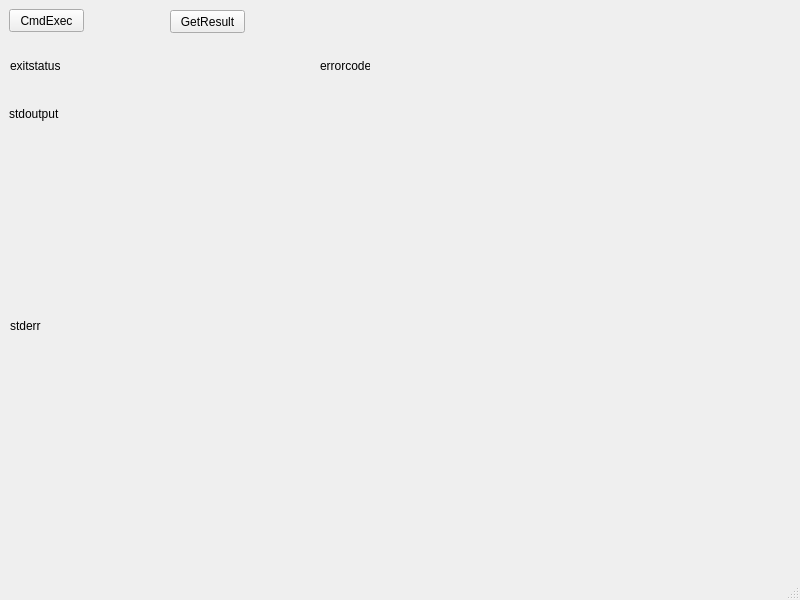
This is mainwindow.ui in Ihasa/QtStudy as Qt 5 draws it before an edit. The edited form follows.
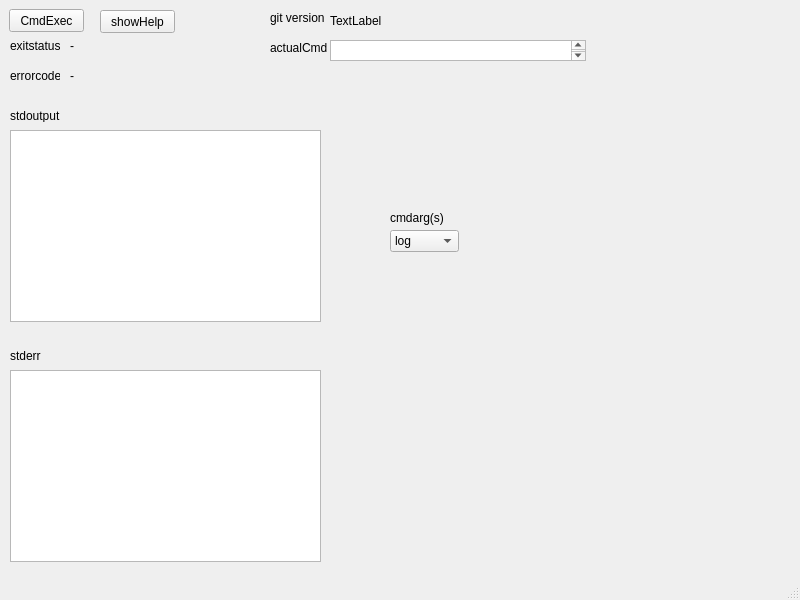
This is the edited form.

Commit message: いろいろ配置して遊んだ コンボボックスからgitのコマンドを選んで実行 showhelpボタンで--helpをつけて実行

Diff of the .ui file:
```diff
--- a/mainwindow.ui
+++ b/mainwindow.ui
@@ -27,63 +27,96 @@
      <string>CmdExec</string>
     </property>
    </widget>
-   <widget class="QLabel" name="resultLabel">
+   <widget class="QPushButton" name="showHelpButton">
     <property name="geometry">
      <rect>
-      <x>9</x>
-      <y>38</y>
-      <width>301</width>
-      <height>151</height>
-     </rect>
-    </property>
-    <property name="text">
-     <string>stdoutput</string>
-    </property>
-   </widget>
-   <widget class="QPushButton" name="resultGetButton">
-    <property name="geometry">
-     <rect>
-      <x>170</x>
+      <x>100</x>
       <y>10</y>
       <width>75</width>
       <height>23</height>
      </rect>
     </property>
     <property name="text">
-     <string>GetResult</string>
-    </property>
-   </widget>
-   <widget class="QLabel" name="errorLabel">
-    <property name="geometry">
-     <rect>
-      <x>10</x>
-      <y>230</y>
-      <width>271</width>
-      <height>191</height>
-     </rect>
-    </property>
-    <property name="text">
-     <string>stderr</string>
+     <string>showHelp</string>
     </property>
    </widget>
    <widget class="QLabel" name="exitcodeLabel">
     <property name="geometry">
      <rect>
-      <x>10</x>
-      <y>60</y>
+      <x>70</x>
+      <y>40</y>
       <width>50</width>
       <height>12</height>
      </rect>
     </property>
     <property name="text">
-     <string>exitstatus</string>
+     <string>-</string>
     </property>
    </widget>
    <widget class="QLabel" name="errorcodeLabel">
     <property name="geometry">
      <rect>
-      <x>320</x>
-      <y>60</y>
+      <x>70</x>
+      <y>70</y>
+      <width>50</width>
+      <height>12</height>
+     </rect>
+    </property>
+    <property name="text">
+     <string>-</string>
+    </property>
+   </widget>
+   <widget class="QTextBrowser" name="resultLabel">
+    <property name="geometry">
+     <rect>
+      <x>10</x>
+      <y>130</y>
+      <width>311</width>
+      <height>192</height>
+     </rect>
+    </property>
+   </widget>
+   <widget class="QTextBrowser" name="errorLabel">
+    <property name="geometry">
+     <rect>
+      <x>10</x>
+      <y>370</y>
+      <width>311</width>
+      <height>192</height>
+     </rect>
+    </property>
+   </widget>
+   <widget class="QLabel" name="label">
+    <property name="geometry">
+     <rect>
+      <x>10</x>
+      <y>350</y>
+      <width>50</width>
+      <height>12</height>
+     </rect>
+    </property>
+    <property name="text">
+     <string>stderr</string>
+    </property>
+   </widget>
+   <widget class="QLabel" name="label_2">
+    <property name="geometry">
+     <rect>
+      <x>10</x>
+      <y>110</y>
+      <width>50</width>
+      <height>12</height>
+     </rect>
+    </property>
+    <property name="text">
+     <string>stdoutput</string>
+    </property>
+   </widget>
+   <widget class="QLabel" name="label_3">
+    <property name="geometry">
+     <rect>
+      <x>10</x>
+      <y>70</y>
       <width>50</width>
       <height>12</height>
      </rect>
@@ -92,6 +125,111 @@
      <string>errorcode</string>
     </property>
    </widget>
+   <widget class="QLabel" name="label_4">
+    <property name="geometry">
+     <rect>
+      <x>10</x>
+      <y>40</y>
+      <width>50</width>
+      <height>12</height>
+     </rect>
+    </property>
+    <property name="text">
+     <string>exitstatus</string>
+    </property>
+   </widget>
+   <widget class="QLabel" name="label_5">
+    <property name="geometry">
+     <rect>
+      <x>270</x>
+      <y>40</y>
+      <width>61</width>
+      <height>16</height>
+     </rect>
+    </property>
+    <property name="text">
+     <string>actualCmd</string>
+    </property>
+   </widget>
+   <widget class="QLabel" name="label_6">
+    <property name="geometry">
+     <rect>
+      <x>390</x>
+      <y>210</y>
+      <width>71</width>
+      <height>16</height>
+     </rect>
+    </property>
+    <property name="text">
+     <string>cmdarg(s)</string>
+    </property>
+   </widget>
+   <widget class="QComboBox" name="cmdList">
+    <property name="geometry">
+     <rect>
+      <x>390</x>
+      <y>230</y>
+      <width>69</width>
+      <height>22</height>
+     </rect>
+    </property>
+    <item>
+     <property name="text">
+      <string>log</string>
+     </property>
+    </item>
+    <item>
+     <property name="text">
+      <string>branch</string>
+     </property>
+    </item>
+    <item>
+     <property name="text">
+      <string>status</string>
+     </property>
+    </item>
+    <item>
+     <property name="text">
+      <string>diff</string>
+     </property>
+    </item>
+   </widget>
+   <widget class="QTextBrowser" name="execedCmdLabel">
+    <property name="geometry">
+     <rect>
+      <x>330</x>
+      <y>40</y>
+      <width>256</width>
+      <height>21</height>
+     </rect>
+    </property>
+   </widget>
+   <widget class="QLabel" name="label_7">
+    <property name="geometry">
+     <rect>
+      <x>270</x>
+      <y>10</y>
+      <width>61</width>
+      <height>16</height>
+     </rect>
+    </property>
+    <property name="text">
+     <string>git version</string>
+    </property>
+   </widget>
+   <widget class="QLabel" name="gitverLabel">
+    <property name="geometry">
+     <rect>
+      <x>330</x>
+      <y>10</y>
+      <width>251</width>
+      <height>21</height>
+     </rect>
+    </property>
+    <property name="text">
+     <string>TextLabel</string>
+    </property>
+   </widget>
   </widget>
   <widget class="QStatusBar" name="statusbar"/>
  </widget>
```
The commit also changes 2 other files.
